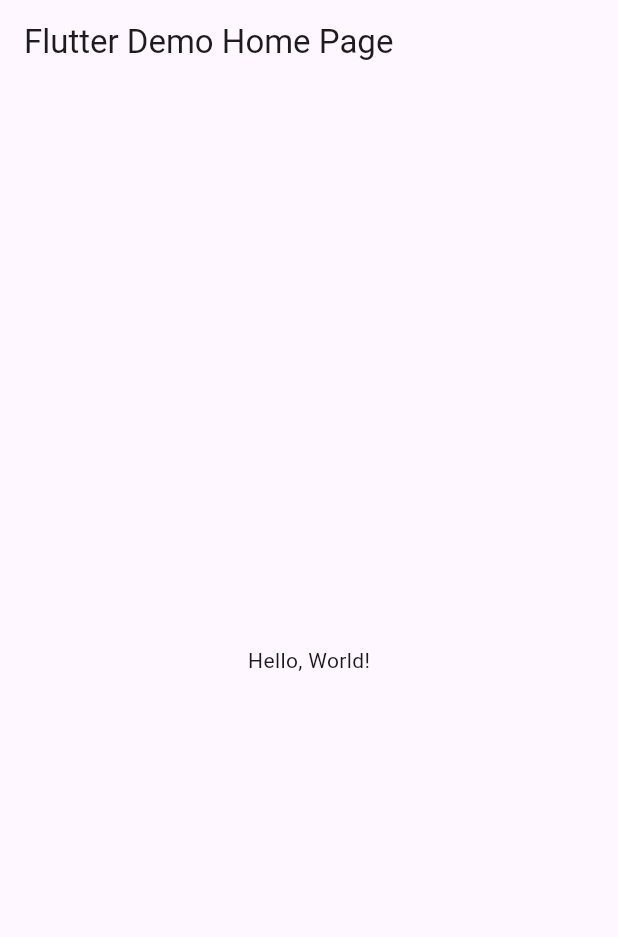
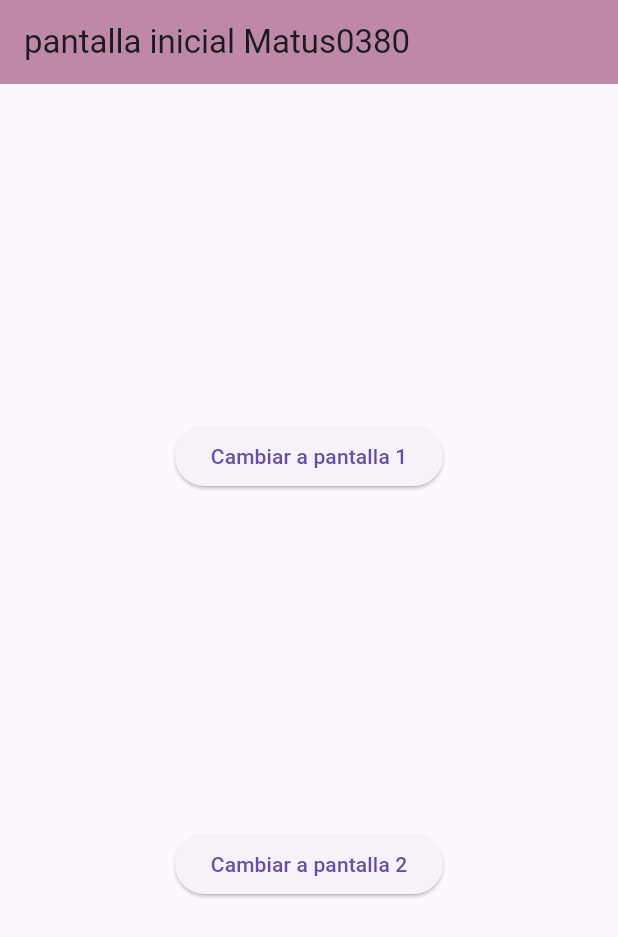
Before and after one commit to MatusG128/p15-Rutasv2-0380, a Flutter app: the screen it shows after launch, on a phone screen of 412 x 824 dp. Shown: the top 937 px of the screen. Run offline on Flutter 3.47's test engine with Material 3 defaults, Android fonts, the phone set to English and light mode, and no system bars; missing offline and left inert: dart:html.

```diff
--- a/lib/main.dart
+++ b/lib/main.dart
@@ -1,43 +1,22 @@
 import 'package:flutter/material.dart';
+import 'package:matus0380/pantalla1_0380.dart';
+import 'package:matus0380/pantalla2_0380.dart';
+import 'package:matus0380/pantallainicial_0380.dart';
 
-void main() => runApp(MyApp());
+void main() => runApp(MiApp0380());
 
-class MyApp extends StatelessWidget {
-  const MyApp({super.key});
-  // This widget is the root of your application.
+class MiApp0380 extends StatelessWidget {
+  const MiApp0380({Key? key}) : super(key: key);
+
   @override
   Widget build(BuildContext context) {
     return MaterialApp(
-      // Application name
-      title: 'Flutter Hello World',
-      // Application theme data, you can set the colors for the application as
-      // you want
-      theme: ThemeData(
-        // useMaterial3: true,
-        primarySwatch: Colors.blue,
-      ),
-      // A widget which will be started on application startup
-      home: MyHomePage(title: 'Flutter Demo Home Page'),
+      initialRoute: "/",
+      routes: {
+        "/": (context) => pantallainicial_0380(),
+        "/pantalla1_0380": (context) => pantalla1_0380(),
+        "/pantalla2_0380": (context) => pantalla2_0380(),
+      }, //fin de rutas de pagina
     );
   }
 }
-
-class MyHomePage extends StatelessWidget {
-  final String title;
-  const MyHomePage({super.key, required this.title});
-
-  @override
-  Widget build(BuildContext context) {
-    return Scaffold(
-      appBar: AppBar(
-        // The title text which will be shown on the action bar
-        title: Text(title),
-      ),
-      body: Center(
-        child: Text(
-          'Hello, World!',
-        ),
-      ),
-    );
-  }
-}
--- /dev/null
+++ b/lib/pantallainicial_0380.dart
@@ -0,0 +1,36 @@
+import 'dart:html';
+import 'dart:ui';
+
+import 'package:flutter/material.dart';
+
+//pantallainicial_0380
+class pantallainicial_0380 extends StatelessWidget {
+  const pantallainicial_0380({Key? key}) : super(key: key);
+
+  @override
+  Widget build(BuildContext context) {
+    return Scaffold(
+        appBar: AppBar(
+          title: const Text("pantalla inicial Matus0380"),
+          backgroundColor: Color(0xffbe89a8),
+        ),
+        body: Center(
+            child: Column(
+          mainAxisAlignment: MainAxisAlignment.spaceEvenly,
+          children: [
+            ElevatedButton(
+              onPressed: () {
+                Navigator.pushNamed(context, "/pantalla1_0380");
+              },
+              child: const Text("Cambiar a pantalla 1"),
+            ),
+            ElevatedButton(
+              onPressed: () {
+                Navigator.pushNamed(context, "/pantalla2_0380");
+              },
+              child: const Text("Cambiar a pantalla 2"),
+            )
+          ], //niños widget
+        )));
+  } //fin de widgets
+} //fin pantalla incial
```
Also changed, not shown: lib/pantalla1_0380.dart (added, +25 -0 lines), lib/pantalla2_0380.dart (added, +27 -0 lines).
